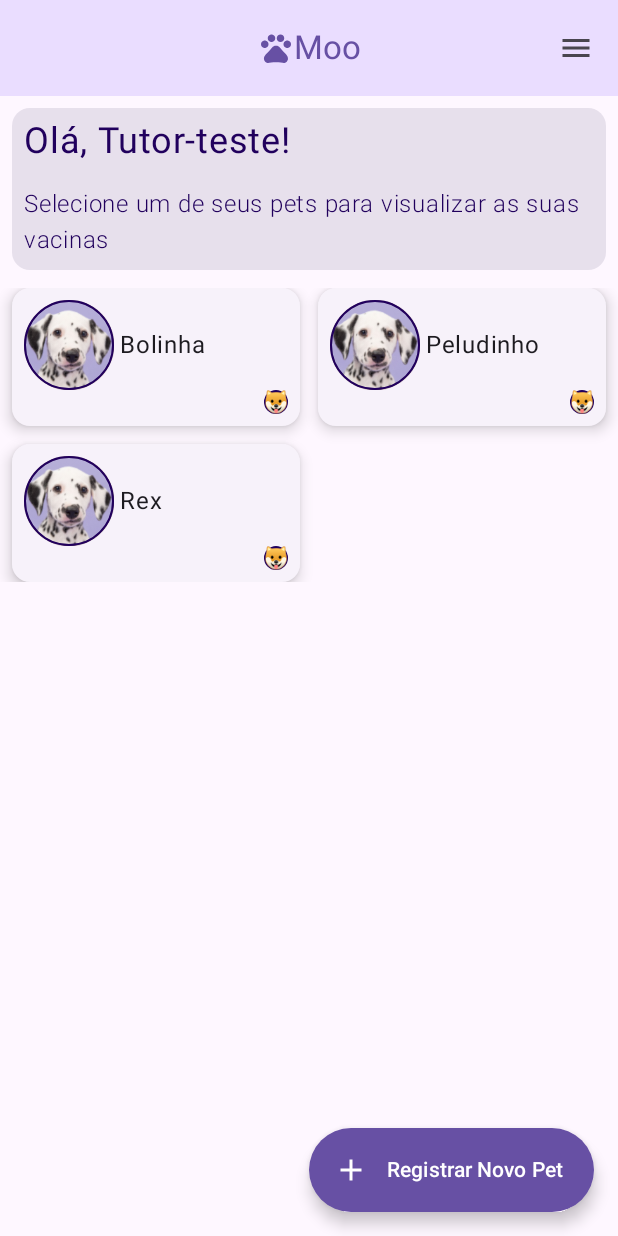
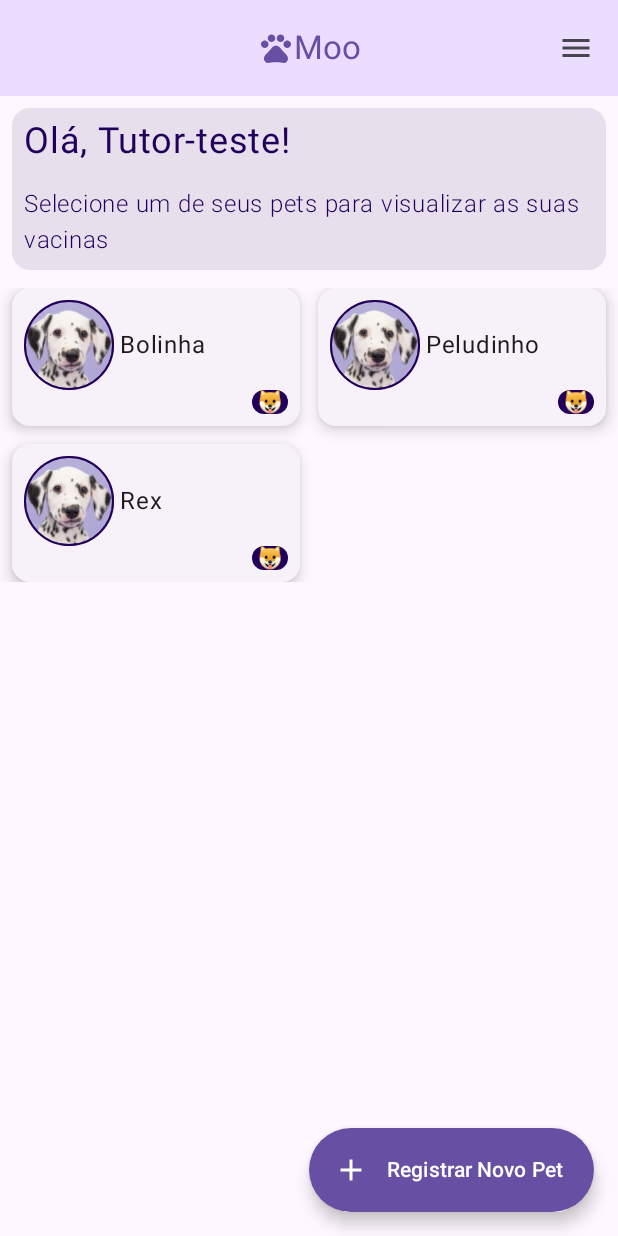
Before and after one commit to guFerreira/carteira-pet, an Android app built with Jetpack Compose: the screen it shows after launch (MainActivity), on a phone screen of 412 x 824 dp. Run offline under Robolectric (Android 15) with nearby library versions, the light colour scheme and no system bars.

Commit message:
ajustando icone do tipo do pet

```diff
--- a/app/src/main/java/com/example/carteirapet/screen/MyPetsScreen.kt
+++ b/app/src/main/java/com/example/carteirapet/screen/MyPetsScreen.kt
@@ -260,13 +260,13 @@ fun MyPetsScreen() {
                                         Box(
                                             contentAlignment = Alignment.Center,
                                             modifier = Modifier
-                                                .size(16.dp) // Define o tamanho do círculo
+                                                .size(24.dp)
                                                 .background(MaterialTheme.colorScheme.onPrimaryContainer, shape = androidx.compose.foundation.shape.CircleShape)
                                         ) {
                                             Text(
                                                 text = "\uD83D\uDC36", // Emoji do texto
                                                 style = TextStyle(
-                                                    color = Color.White, // Cor do texto
+                                                    color = Color.White,
                                                     textAlign = TextAlign.Center,
                                                     fontWeight = FontWeight.Bold
                                                 )
```
